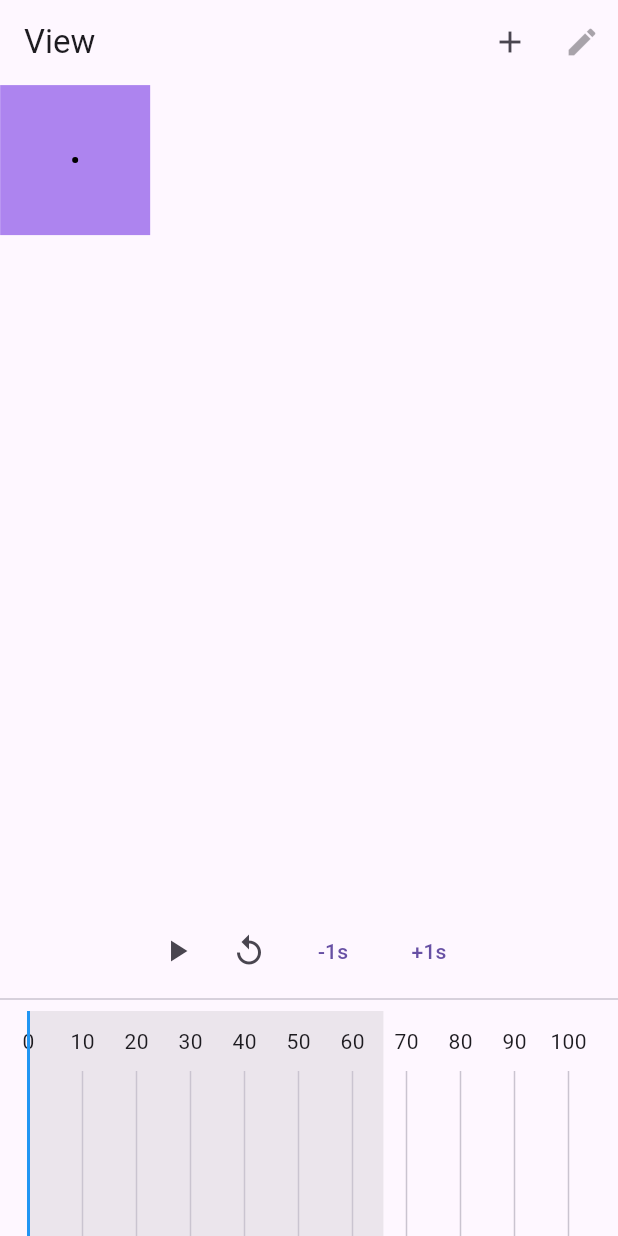
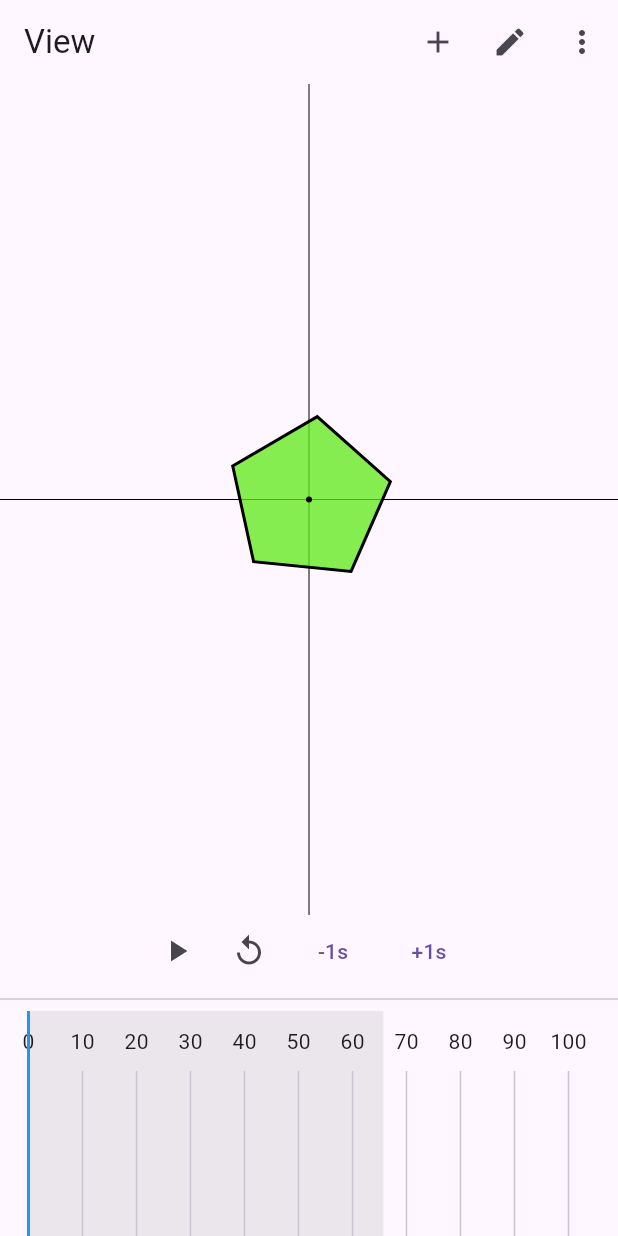
Before and after one commit to chinjja/lottie_editor, a Flutter app: the screen it shows after launch, after a tap on the "add" icon, on a phone screen of 412 x 824 dp. Run offline on Flutter 3.47's test engine with Material 2 defaults, Android fonts, the phone set to English and light mode, and no system bars; our stand-ins replace bloc, freezed_annotation; generated files the repository leaves out were written again.

Commit message:
랜덤 다각형

```diff
--- a/lib/presentation/keyframe/view/view.dart
+++ b/lib/presentation/keyframe/view/view.dart
@@ -38,8 +38,12 @@ class _KeyframeEditorState extends State<KeyframeEditor>
   double itemExtent = 36.0;
   double scrollOffset = 0.0;
   int framesPerItem = 10;
-  final view = Matrix4.identity();
   ContextMode mode = ContextMode.view;
+
+  Matrix4 _screenOrigin(BoxConstraints constraints) {
+    final offset = constraints.biggest.center(Offset.zero);
+    return Matrix4.translationValues(offset.dx, offset.dy, 0);
+  }
 
   @override
   void initState() {
@@ -99,7 +103,6 @@ class _KeyframeEditorState extends State<KeyframeEditor>
   List<Animation<Offset>> animations = [];
   Item? selected;
   final rand = math.Random();
-  late BoxConstraints constraints;
   int lastId = 1;
 
   Color _genColor() {
@@ -136,18 +139,24 @@ class _KeyframeEditorState extends State<KeyframeEditor>
     ).animate(animationController);
   }
 
-  int? _hitTest(Offset position) {
+  int? _hitTest(Matrix4 origin, Offset position) {
     int? hitIndex;
     for (int i = items.length - 1; i >= 0; i--) {
       final model = _modelItem(i);
       if (mode == ContextMode.edit && !model.selected) continue;
 
-      if (model.hitTest(position - animations[i].value)) {
+      if (model.hitTest(origin, position - animations[i].value)) {
         hitIndex = i;
         break;
       }
     }
     return hitIndex;
+  }
+
+  int? _hitTestForVertex(Matrix4 origin, Item item, Offset position) {
+    final index = items.indexOf(item);
+    return _modelItem(index)
+        .hitTestForVertex(origin, position - animations[index].value);
   }
 
   ModelItem _modelItem(int i) {
@@ -173,30 +182,33 @@ class _KeyframeEditorState extends State<KeyframeEditor>
               actions: [
                 IconButton(
                   onPressed: () {
-                    setState(() {
-                      final center = Offset(
-                        rand.nextDouble(),
-                        rand.nextDouble(),
-                      );
-                      const model = Model(
-                        origin: Offset(50, 50),
-                        data: [
-                          Offset.zero,
-                          Offset(100, 0),
-                          Offset(100, 100),
-                          Offset(0, 100),
-                        ],
+                    final scale = rand.nextDouble() * 50 + 50;
+                    const origin = Offset.zero;
+                    final startRadian = rand.nextDouble() * math.pi;
+                    final n = rand.nextInt(4) + 3;
+                    final stepRadian = math.pi * 2 / n;
+                    List<Offset> vs = [];
+                    for (int i = 0; i < n; i++) {
+                      final radian = startRadian + stepRadian * i;
+                      final x = math.cos(radian);
+                      final y = math.sin(radian);
+                      vs.add(Offset(x, y) * scale + origin);
+                    }
+                    final model = Model(
+                      origin: origin,
+                      data: vs,
                     );
                     final item = Item(
                       id: lastId,
                       color: _genColor(),
                       model: model,
-                        transform:
-                            Matrix4.translationValues(center.dx, center.dy, 0),
+                      transform: Matrix4.identity(),
                     );
+                    setState(() {
                       lastId++;
                       items.add(item);
                       animations.add(_genAnimation(item));
+                      selected = item;
                     });
                   },
                   icon: const Icon(Icons.add),
@@ -210,7 +222,25 @@ class _KeyframeEditorState extends State<KeyframeEditor>
                         }
                       : null,
                   icon: const Icon(Icons.edit),
-                )
+                ),
+                PopupMenuButton(
+                  itemBuilder: (context) {
+                    return const [
+                      PopupMenuItem(
+                        value: 'clear',
+                        child: Text('Clear'),
+                      ),
+                    ];
+                  },
+                  onSelected: (value) {
+                    setState(() {
+                      items.clear();
+                      animations.clear();
+                      selected = null;
+                      lastId = 1;
+                    });
+                  },
+                ),
               ],
             )
           : AppBar(
@@ -230,10 +260,11 @@ class _KeyframeEditorState extends State<KeyframeEditor>
             Expanded(
               child: LayoutBuilder(
                 builder: (context, constraints) {
-                  this.constraints = constraints;
-                  return ClipRect(
-                    child: Transform(
-                      transform: view,
+                  final origin = _screenOrigin(constraints);
+                  return InteractiveViewer(
+                    boundaryMargin: const EdgeInsets.all(double.infinity),
+                    minScale: 0.1,
+                    maxScale: 10.0,
                     child: SizedBox(
                       width: double.infinity,
                       height: double.infinity,
@@ -241,7 +272,7 @@ class _KeyframeEditorState extends State<KeyframeEditor>
                         onTapDown: mode == ContextMode.view
                             ? (details) {
                                 final hitIndex =
-                                      _hitTest(details.localPosition);
+                                    _hitTest(origin, details.localPosition);
                                 setState(() {
                                   if (hitIndex != null) {
                                     selected = items[hitIndex];
@@ -251,16 +282,42 @@ class _KeyframeEditorState extends State<KeyframeEditor>
                                 });
                               }
                             : null,
+                        onLongPress: () {
+                          if (selected != null) {
+                            setState(() {
+                              mode = ContextMode.edit;
+                            });
+                          }
+                        },
                         onPanStart: (details) {
-                            _dragIndex = _hitTest(details.localPosition);
+                          if (mode == ContextMode.view) {
+                            _dragIndex =
+                                _hitTest(origin, details.localPosition);
+                          } else {
+                            _dragIndex = _hitTestForVertex(
+                              origin,
+                              selected!,
+                              details.localPosition,
+                            );
+                          }
                         },
                         onPanUpdate: (details) {
                           final i = _dragIndex;
                           if (i != null) {
+                            if (mode == ContextMode.view) {
                               setState(() {
                                 items[i] =
                                     selected = items[i].move(details.delta);
                               });
+                            } else {
+                              setState(() {
+                                final data = [...selected!.model.data];
+                                data[i] = data[i] + details.delta;
+                                final index = items.indexOf(selected!);
+                                items[index] = selected =
+                                    selected!.copyWith.model(data: data);
+                              });
+                            }
                           }
                         },
                         onPanEnd: (details) {
@@ -270,6 +327,7 @@ class _KeyframeEditorState extends State<KeyframeEditor>
                             animation: animationController,
                             builder: (context, child) {
                               return ItemWidget(
+                                transform: origin,
                                 mode: mode,
                                 items: items
                                     .asMap()
@@ -278,7 +336,6 @@ class _KeyframeEditorState extends State<KeyframeEditor>
                                     .toList(),
                               );
                             }),
-                        ),
                       ),
                     ),
                   );
@@ -408,21 +465,68 @@ class ModelItem with _$ModelItem {
 }
 
 extension ModelItemX on ModelItem {
-  bool hitTest(Offset position) {
+  bool hitTest(Matrix4 view, Offset position) {
     final path = Path()..addPolygon(item.model.data, true);
-    return path.transform(item.transform.storage).contains(position);
+    final m = view * item.transform;
+    return path.transform(m.storage).contains(position);
+  }
+
+  int? hitTestForVertex(Matrix4 view, Offset position) {
+    for (int i = 0; i < item.model.data.length; i++) {
+      final center = item.model.data[i];
+
+      final path = Path()..addOval(Rect.fromCircle(center: center, radius: 8));
+      final m = view * item.transform;
+      if (path.transform(m.storage).contains(position)) {
+        return i;
+      }
+    }
+    return null;
   }
 }
 
 class ModelPainter extends CustomPainter {
+  final Matrix4 transform;
   final List<ModelItem> items;
   final ContextMode mode;
 
-  ModelPainter({required this.items, required this.mode});
+  ModelPainter({
+    required this.transform,
+    required this.items,
+    required this.mode,
+  });
+
+  @override
+  bool? hitTest(Offset position) {
+    for (int i = items.length - 1; i >= 0; i--) {
+      final model = items[i];
+      if (mode == ContextMode.edit && !model.selected) continue;
+
+      if (mode == ContextMode.view) {
+        if (model.hitTest(transform * model.animation, position)) {
+          return true;
+        }
+      } else {
+        if (model.hitTestForVertex(transform * model.animation, position) !=
+            null) {
+          return true;
+        }
+      }
+    }
+    return false;
+  }
 
   @override
   void paint(Canvas canvas, Size size) {
+    canvas.transform(transform.storage);
+
     final paint = Paint();
+    paint.color = Colors.black;
+
+    final h = Offset(size.width, 0) * 10;
+    final v = Offset(0, size.height) * 10;
+    canvas.drawLine(-h, h, paint);
+    canvas.drawLine(-v, v, paint);
 
     for (final model in items) {
       if (mode == ContextMode.edit && !model.selected) continue;
@@ -462,15 +566,19 @@ class ModelPainter extends CustomPainter {
 
   @override
   bool shouldRepaint(ModelPainter oldDelegate) {
-    return items != oldDelegate.items || mode != oldDelegate.mode;
+    return transform != oldDelegate.transform ||
+        items != oldDelegate.items ||
+        mode != oldDelegate.mode;
   }
 }
 
 class ItemWidget extends StatelessWidget {
+  final Matrix4 transform;
   final List<ModelItem> items;
   final ContextMode mode;
   const ItemWidget({
     super.key,
+    required this.transform,
     required this.items,
     required this.mode,
   });
@@ -479,7 +587,7 @@ class ItemWidget extends StatelessWidget {
   Widget build(BuildContext context) {
     return CustomPaint(
       willChange: true,
-      painter: ModelPainter(items: items, mode: mode),
+      painter: ModelPainter(transform: transform, items: items, mode: mode),
     );
   }
 }
```
Lines whose indentation alone changed are shown as unchanged.
